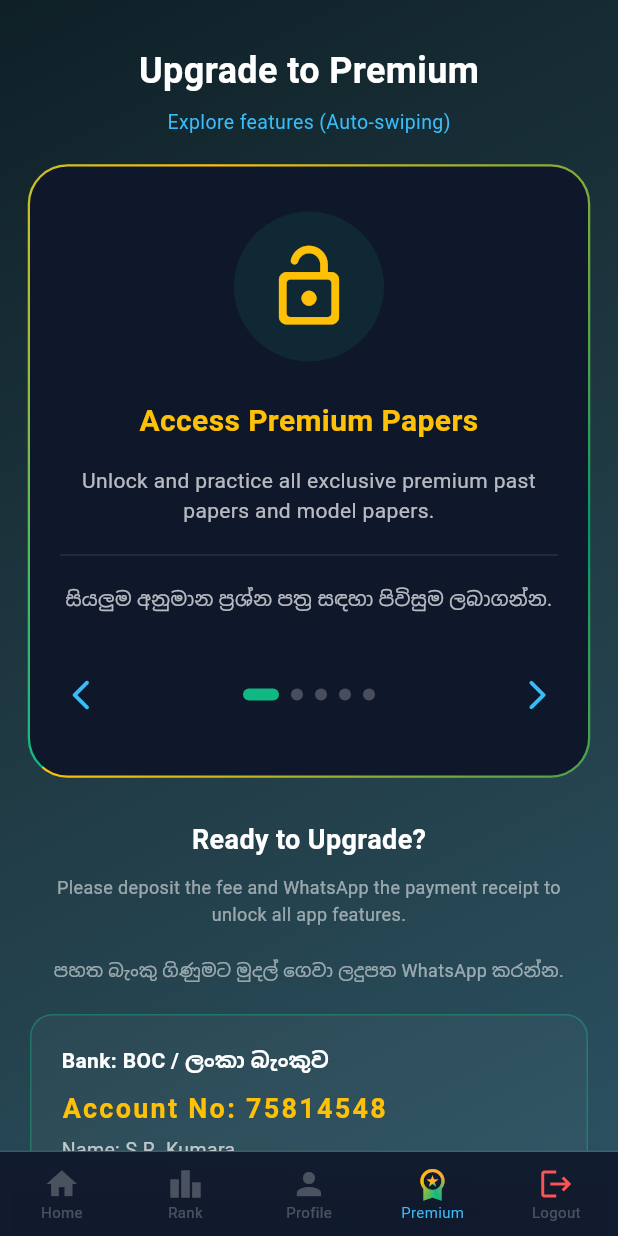
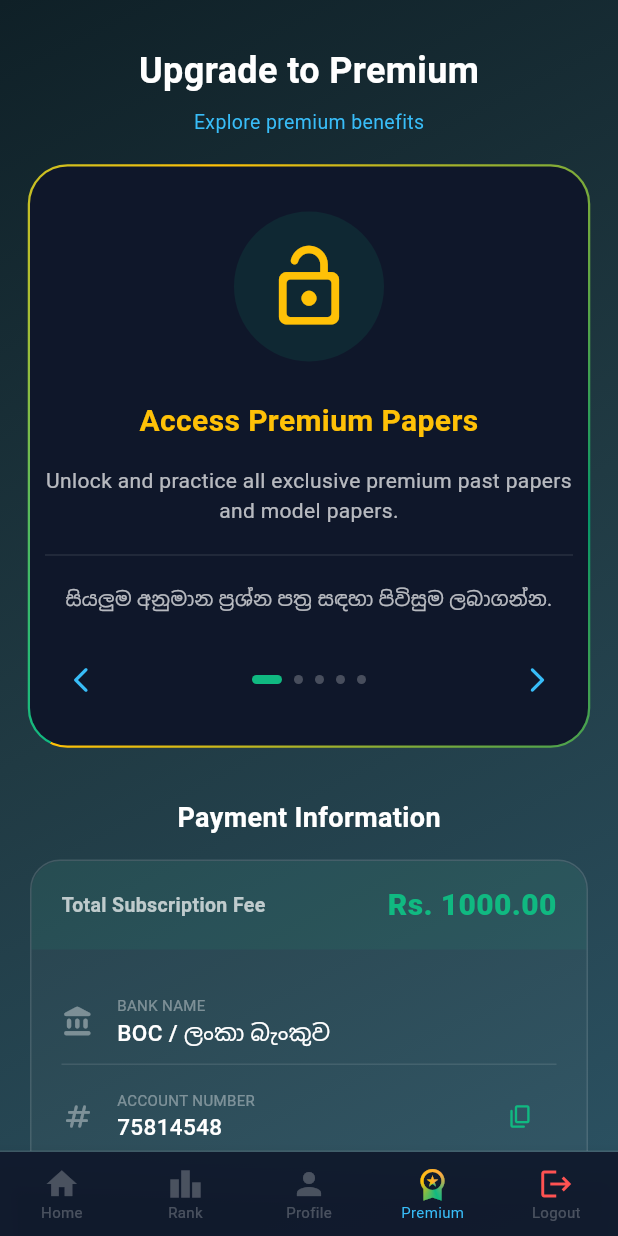
Before and after one commit to ruwan-dev/gk_quiz_app, a Flutter app: the screen it shows once a user with an empty profile is signed in, item 4 of the bottom bar chosen, on a phone screen of 412 x 824 dp. Run offline on Flutter 3.47's test engine with Material 3 defaults, Android fonts, the phone set to English and light mode, and no system bars; our stand-ins replace cloud_firestore, firebase_auth, firebase_core, percent_indicator; accounts and stored records are empty; Roboto replaces fonts that are missing (Poppins).

Commit message:
feat: integrate url_launcher for WhatsApp receipt sharing and add premium price constant

```diff
--- a/lib/screens/premium_screen.dart
+++ b/lib/screens/premium_screen.dart
@@ -1,6 +1,8 @@
 import 'package:flutter/material.dart';
+import 'package:flutter/services.dart';
+import 'package:url_launcher/url_launcher.dart';
 import 'dart:math' as math;
-import 'dart:async'; // 🚀 Timer එක සඳහා අවශ්‍යයි
+import 'dart:async';
 import '../utils/app_constants.dart';
 
 class PremiumScreen extends StatefulWidget {
@@ -13,7 +15,7 @@ class PremiumScreen extends StatefulWidget {
 class _PremiumScreenState extends State<PremiumScreen> with SingleTickerProviderStateMixin {
   late AnimationController _controller;
   int _featureIndex = 0;
-  Timer? _autoPlayTimer; // 🚀 Auto-swipe Timer එක
+  Timer? _autoPlayTimer;
 
   final List<Map<String, dynamic>> _features = [
     {
@@ -37,8 +39,8 @@ class _PremiumScreenState extends State<PremiumScreen> with SingleTickerProvider
     {
       'icon': Icons.leaderboard_rounded,
       'title': "Leaderboard Visibility",
-      'enDesc': "Ability to view your rank. (This feature does not affect your score, but the ranking/leaderboard will remain hidden.)",
-      'siDesc': "Ranking වල තමන්ට හිමි ස්ථානය බලාගැනිමට හැකිවීම.(පහසුකම ලකුනු වලට බලපෑමක් සිදු නොකරයි,නමුත් Ranking එක නොපෙන්වයි)",
+      'enDesc': "Ability to view your rank. (This feature is for premium members only.)",
+      'siDesc': "Ranking වල තමන්ට හිමි ස්ථානය බලාගැනිමට හැකිවීම.",
     },
     {
       'icon': Icons.ads_click_rounded,
@@ -52,28 +54,34 @@ class _PremiumScreenState extends State<PremiumScreen> with SingleTickerProvider
   void initState() {
     super.initState();
     _controller = AnimationController(vsync: this, duration: const Duration(seconds: 3))..repeat();
-    _startAutoPlay(); // 🚀 Screen එක Load වෙද්දීම Timer එක පටන් ගන්නවා
+    _startAutoPlay();
   }
 
   @override
   void dispose() {
-    _autoPlayTimer?.cancel(); // 🚀 Screen එකෙන් අයින් වෙද්දී Timer එක නවත්වනවා
+    _autoPlayTimer?.cancel();
     _controller.dispose();
     super.dispose();
   }
 
-  // 🚀 තත්පර 10කට සැරයක් Feature එක මාරු කරන Function එක
+  Future<void> _launchWhatsApp() async {
+    final String phoneNumber = AppConstants.phoneNumber.replaceAll(RegExp(r'[^0-9]'), '');
+    final String finalPhone = phoneNumber.startsWith('0') ? '94${phoneNumber.substring(1)}' : phoneNumber;
+    final String message = "Hi, I have made the payment for the Premium upgrade in the GK Quiz App. Please find my receipt attached.";
+    final Uri url = Uri.parse("https://wa.me/$finalPhone?text=${Uri.encodeComponent(message)}");
+    try {
+      if (!await launchUrl(url, mode: LaunchMode.externalApplication)) throw 'Could not launch $url';
+    } catch (e) {
+      if (mounted) ScaffoldMessenger.of(context).showSnackBar(const SnackBar(content: Text("Could not open WhatsApp.")));
+    }
+  }
+
   void _startAutoPlay() {
     _autoPlayTimer = Timer.periodic(const Duration(seconds: 10), (timer) {
-      if (mounted) {
-        setState(() {
-          _featureIndex = (_featureIndex + 1) % _features.length;
-        });
-      }
+      if (mounted) setState(() => _featureIndex = (_featureIndex + 1) % _features.length);
     });
   }
 
-  // 🚀 User මැනුවල් Swipe කළොත් Timer එක Reset කරනවා
   void _resetTimer() {
     _autoPlayTimer?.cancel();
     _startAutoPlay();
@@ -81,21 +89,16 @@ class _PremiumScreenState extends State<PremiumScreen> with SingleTickerProvider
 
   void _nextFeature() {
     _resetTimer();
-    setState(() {
-      _featureIndex = (_featureIndex + 1) % _features.length;
-    });
+    setState(() => _featureIndex = (_featureIndex + 1) % _features.length);
   }
 
   void _prevFeature() {
     _resetTimer();
-    setState(() {
-      _featureIndex = (_featureIndex - 1 + _features.length) % _features.length;
-    });
+    setState(() => _featureIndex = (_featureIndex - 1 + _features.length) % _features.length);
   }
 
   Widget _buildFeatureContent(int index) {
     final feature = _features[index];
-
     return Column(
       key: ValueKey<int>(index),
       mainAxisSize: MainAxisSize.min,
@@ -106,31 +109,41 @@ class _PremiumScreenState extends State<PremiumScreen> with SingleTickerProvider
           child: Icon(feature['icon'], color: Colors.amber, size: 60),
         ),
         const SizedBox(height: 25),
+        Text(feature['title'], textAlign: TextAlign.center, style: const TextStyle(color: Colors.amber, fontSize: 20, fontWeight: FontWeight.bold)),
+        const SizedBox(height: 15),
+        Text(feature['enDesc'], textAlign: TextAlign.center, style: const TextStyle(color: Colors.white70, fontSize: 14, height: 1.4)),
+        const Padding(padding: EdgeInsets.symmetric(vertical: 12.0), child: Divider(color: Colors.white10, thickness: 1)),
+        Text(feature['siDesc'], textAlign: TextAlign.center, style: const TextStyle(color: Colors.white70, fontSize: 13, height: 1.4)),
+      ],
+    );
+  }
 
-        Text(
-          feature['title'],
-          textAlign: TextAlign.center,
-          style: const TextStyle(color: Colors.amber, fontSize: 20, fontWeight: FontWeight.bold),
+  Widget _buildBankDetailRow(IconData icon, String label, String value, {bool canCopy = false, BuildContext? context}) {
+    return Padding(
+      padding: const EdgeInsets.symmetric(vertical: 10.0),
+      child: Row(
+        children: [
+          Icon(icon, color: Colors.white38, size: 22),
+          const SizedBox(width: 15),
+          Expanded(
+            child: Column(
+              crossAxisAlignment: CrossAxisAlignment.start,
+              children: [
+                Text(label, style: const TextStyle(color: Colors.white38, fontSize: 10)),
+                Text(value, style: const TextStyle(color: Colors.white, fontSize: 15, fontWeight: FontWeight.w500)),
+              ],
             ),
-        const SizedBox(height: 15),
-
-        Text(
-          feature['enDesc'],
-          textAlign: TextAlign.center,
-          style: const TextStyle(color: Colors.white70, fontSize: 14, height: 1.4),
           ),
-
-        const Padding(
-          padding: EdgeInsets.symmetric(vertical: 12.0),
-          child: Divider(color: Colors.white10, thickness: 1),
-        ),
-
-        Text(
-          feature['siDesc'],
-          textAlign: TextAlign.center,
-          style: const TextStyle(color: Colors.white70, fontSize: 13, height: 1.4),
+          if (canCopy)
+            IconButton(
+              icon: const Icon(Icons.copy_rounded, color: Color(0xFF10B981), size: 18),
+              onPressed: () {
+                Clipboard.setData(ClipboardData(text: value));
+                ScaffoldMessenger.of(context!).showSnackBar(const SnackBar(content: Text("Copied!"), duration: Duration(seconds: 1)));
+              },
             ),
         ],
+      ),
     );
   }
 
@@ -143,24 +156,16 @@ class _PremiumScreenState extends State<PremiumScreen> with SingleTickerProvider
         crossAxisAlignment: CrossAxisAlignment.center,
         children: [
           const SizedBox(height: 10),
-          const Text(
-            "Upgrade to Premium",
-            style: TextStyle(color: Colors.white, fontSize: 24, fontWeight: FontWeight.bold),
-          ),
+          const Text("Upgrade to Premium", style: TextStyle(color: Colors.white, fontSize: 24, fontWeight: FontWeight.bold)),
           const SizedBox(height: 8),
-          const Text(
-            "Explore features (Auto-swiping)",
-            style: TextStyle(color: Color(0xFF38BDF8), fontSize: 13),
-          ),
+          const Text("Explore premium benefits", style: TextStyle(color: Color(0xFF38BDF8), fontSize: 13)),
           const SizedBox(height: 20),
 
+          // 🚀 Animated Feature Card with Arrows
           GestureDetector(
             onHorizontalDragEnd: (details) {
-              if (details.primaryVelocity! > 0) {
-                _prevFeature();
-              } else if (details.primaryVelocity! < 0) {
-                _nextFeature();
-              }
+              if (details.primaryVelocity! > 0) _prevFeature();
+              else if (details.primaryVelocity! < 0) _nextFeature();
             },
             child: AnimatedBuilder(
               animation: _controller,
@@ -175,47 +180,30 @@ class _PremiumScreenState extends State<PremiumScreen> with SingleTickerProvider
               ),
               child: Container(
                 width: double.infinity,
-                padding: const EdgeInsets.symmetric(horizontal: 10, vertical: 30),
-                decoration: BoxDecoration(
-                  color: const Color(0xFF0F172A),
-                  borderRadius: BorderRadius.circular(25),
-                ),
+                padding: const EdgeInsets.fromLTRB(10, 30, 10, 20),
+                decoration: BoxDecoration(color: const Color(0xFF0F172A), borderRadius: BorderRadius.circular(25)),
                 child: Column(
-                  mainAxisSize: MainAxisSize.min,
                   children: [
-                    Padding(
-                      padding: const EdgeInsets.symmetric(horizontal: 10),
-                      child: AnimatedSwitcher(
-                        duration: const Duration(milliseconds: 600), // 🚀 Fade effect එකට කාලය වැඩි කළා
-                        transitionBuilder: (Widget child, Animation<double> animation) {
-                          return FadeTransition(opacity: animation, child: child);
-                        },
+                    AnimatedSwitcher(
+                      duration: const Duration(milliseconds: 600),
+                      transitionBuilder: (Widget child, Animation<double> animation) => FadeTransition(opacity: animation, child: child),
                       child: _buildFeatureContent(_featureIndex),
                     ),
-                    ),
+                    const SizedBox(height: 20),
 
-                    const SizedBox(height: 30),
-
+                    // 🚀 මෙන්න මෙතනට Arrows දෙක ආපහු එකතු කළා
                     Row(
                       mainAxisAlignment: MainAxisAlignment.spaceBetween,
                       children: [
                         IconButton(
-                          icon: const Icon(Icons.arrow_back_ios_new_rounded),
-                          color: const Color(0xFF38BDF8),
+                          icon: const Icon(Icons.arrow_back_ios_new_rounded, color: Color(0xFF38BDF8), size: 20),
                           onPressed: _prevFeature,
                         ),
-
                         Row(
-                          mainAxisAlignment: MainAxisAlignment.center,
-                          children: List.generate(
-                            _features.length,
-                            (index) => _buildDot(index)
+                          children: List.generate(_features.length, (index) => _buildDot(index)),
                         ),
-                        ),
-
                         IconButton(
-                          icon: const Icon(Icons.arrow_forward_ios_rounded),
-                          color: const Color(0xFF38BDF8),
+                          icon: const Icon(Icons.arrow_forward_ios_rounded, color: Color(0xFF38BDF8), size: 20),
                           onPressed: _nextFeature,
                         ),
                       ],
@@ -226,51 +214,76 @@ class _PremiumScreenState extends State<PremiumScreen> with SingleTickerProvider
             ),
           ),
 
-          const SizedBox(height: 30),
+          const SizedBox(height: 35),
 
-          const Text(
-            "Ready to Upgrade?",
-            style: TextStyle(color: Colors.white, fontSize: 18, fontWeight: FontWeight.bold),
-          ),
-          const SizedBox(height: 10),
-          const Text(
-            "Please deposit the fee and WhatsApp the payment receipt to unlock all app features.\n\nපහත බැංකු ගිණුමට මුදල් ගෙවා ලදුපත WhatsApp කරන්න.",
-            textAlign: TextAlign.center,
-            style: TextStyle(color: Colors.white54, fontSize: 12, height: 1.5),
-          ),
-          const SizedBox(height: 20),
+          const Text("Payment Information", style: TextStyle(color: Colors.white, fontSize: 18, fontWeight: FontWeight.bold)),
+          const SizedBox(height: 15),
 
           Container(
             width: double.infinity,
-            padding: const EdgeInsets.all(20),
             decoration: BoxDecoration(
               color: Colors.white.withOpacity(0.03),
-              borderRadius: BorderRadius.circular(15),
-              border: Border.all(color: const Color(0xFF10B981).withOpacity(0.4)),
+              borderRadius: BorderRadius.circular(20),
+              border: Border.all(color: Colors.white12),
             ),
             child: Column(
-              crossAxisAlignment: CrossAxisAlignment.start,
               children: [
-                Text("Bank: ${AppConstants.bankName}", style: const TextStyle(color: Colors.white, fontWeight: FontWeight.bold, fontSize: 14)),
-                const SizedBox(height: 8),
-                Text("Account No: ${AppConstants.bankAccountNo}", style: const TextStyle(color: Colors.amber, fontWeight: FontWeight.bold, fontSize: 18, letterSpacing: 1.5)),
-                const SizedBox(height: 5),
-                Text("Name: ${AppConstants.bankAccountName}", style: const TextStyle(color: Colors.white70, fontSize: 13)),
-                const Padding(
-                  padding: EdgeInsets.symmetric(vertical: 15.0),
-                  child: Divider(color: Colors.white10, thickness: 1),
+                Container(
+                  padding: const EdgeInsets.symmetric(horizontal: 20, vertical: 15),
+                  decoration: BoxDecoration(
+                    color: const Color(0xFF10B981).withOpacity(0.08),
+                    borderRadius: const BorderRadius.only(topLeft: Radius.circular(20), topRight: Radius.circular(20)),
                   ),
-                Row(
+                  child: Row(
+                    mainAxisAlignment: MainAxisAlignment.spaceBetween,
                     children: [
-                    const Icon(Icons.chat_bubble_outline, color: Color(0xFF25D366), size: 20),
-                    const SizedBox(width: 10),
-                    Text("WhatsApp: ${AppConstants.phoneNumber}", style: const TextStyle(color: Colors.white, fontWeight: FontWeight.bold, fontSize: 15)),
+                      const Text("Total Subscription Fee", style: TextStyle(color: Colors.white70, fontSize: 13, fontWeight: FontWeight.bold)),
+                      Text(AppConstants.premiumPrice, style: const TextStyle(color: Color(0xFF10B981), fontSize: 20, fontWeight: FontWeight.w900)),
                     ],
+                  ),
+                ),
+                Padding(
+                  padding: const EdgeInsets.all(20),
+                  child: Column(
+                    children: [
+                      _buildBankDetailRow(Icons.account_balance_rounded, "BANK NAME", AppConstants.bankName),
+                      const Divider(color: Colors.white10, height: 1),
+                      _buildBankDetailRow(Icons.numbers_rounded, "ACCOUNT NUMBER", AppConstants.bankAccountNo, canCopy: true, context: context),
+                      const Divider(color: Colors.white10, height: 1),
+                      _buildBankDetailRow(Icons.person_outline_rounded, "ACCOUNT HOLDER", AppConstants.bankAccountName, canCopy: true, context: context),
+                    ],
+                  ),
                 ),
               ],
             ),
           ),
-          const SizedBox(height: 30),
+
+          const SizedBox(height: 25),
+          const Column(
+            children: [
+              Text("ගෙවීම් ලදුපත WhatsApp මගින් එවා ඔබගේ ගිණුම සක්‍රිය කරගන්න.", textAlign: TextAlign.center, style: TextStyle(color: Colors.white60, fontSize: 13, fontWeight: FontWeight.w500)),
+              SizedBox(height: 5),
+              Text("Send the payment receipt via WhatsApp to activate.", textAlign: TextAlign.center, style: TextStyle(color: Colors.white38, fontSize: 11)),
+            ],
+          ),
+          const SizedBox(height: 20),
+
+          SizedBox(
+            width: double.infinity,
+            height: 55,
+            child: ElevatedButton.icon(
+              style: ElevatedButton.styleFrom(
+                backgroundColor: const Color(0xFF25D366),
+                foregroundColor: Colors.white,
+                shape: RoundedRectangleBorder(borderRadius: BorderRadius.circular(15)),
+                elevation: 0,
+              ),
+              onPressed: _launchWhatsApp,
+              icon: const Icon(Icons.chat_bubble_rounded),
+              label: const Text("WhatsApp Receipt", style: TextStyle(fontWeight: FontWeight.bold, fontSize: 16)),
+            ),
+          ),
+          const SizedBox(height: 40),
         ],
       ),
     );
@@ -280,12 +293,9 @@ class _PremiumScreenState extends State<PremiumScreen> with SingleTickerProvider
     return AnimatedContainer(
       duration: const Duration(milliseconds: 300),
       margin: const EdgeInsets.symmetric(horizontal: 4),
-      height: 8,
-      width: _featureIndex == index ? 24 : 8,
-      decoration: BoxDecoration(
-        color: _featureIndex == index ? const Color(0xFF10B981) : Colors.white24,
-        borderRadius: BorderRadius.circular(4),
-      ),
+      height: 6,
+      width: _featureIndex == index ? 20 : 6,
+      decoration: BoxDecoration(color: _featureIndex == index ? const Color(0xFF10B981) : Colors.white24, borderRadius: BorderRadius.circular(3)),
     );
   }
 }
@@ -293,20 +303,14 @@ class _PremiumScreenState extends State<PremiumScreen> with SingleTickerProvider
 class _PremiumGradientPainter extends CustomPainter {
   final double angle, strokeWidth, radius;
   final List<Color> gradientColors;
-
   _PremiumGradientPainter({required this.angle, required this.strokeWidth, required this.radius, required this.gradientColors});
-
   @override
   void paint(Canvas canvas, Size size) {
     final rect = Rect.fromLTWH(0, 0, size.width, size.height);
     final rrect = RRect.fromRectAndRadius(rect, Radius.circular(radius));
-    final paint = Paint()
-      ..strokeWidth = strokeWidth
-      ..style = PaintingStyle.stroke
-      ..shader = SweepGradient(colors: gradientColors, transform: GradientRotation(angle)).createShader(rect);
+    final paint = Paint()..strokeWidth = strokeWidth..style = PaintingStyle.stroke..shader = SweepGradient(colors: gradientColors, transform: GradientRotation(angle)).createShader(rect);
     canvas.drawRRect(rrect, paint);
   }
-
   @override
   bool shouldRepaint(covariant _PremiumGradientPainter oldDelegate) => oldDelegate.angle != angle;
 }
--- a/lib/utils/app_constants.dart
+++ b/lib/utils/app_constants.dart
@@ -9,4 +9,5 @@ class AppConstants {
   static const String appVersion = "Version 1.0.0";
   static const String companyName = "ORBITVIEW INNOVATIONS";
   static const String bankAccountName = "S.R. Kumara";
+  static const String premiumPrice = "Rs. 1000.00";
 }
--- a/pubspec.yaml
+++ b/pubspec.yaml
@@ -16,6 +16,7 @@ dependencies:
   cloud_firestore: ^6.1.3
   firebase_core: any
   firebase_auth: any
+  url_launcher: ^6.3.1
 
 dev_dependencies:
   flutter_test:
```
Also changed, not shown: pubspec.lock, 5 other files. Lines whose indentation alone changed are shown as unchanged.
